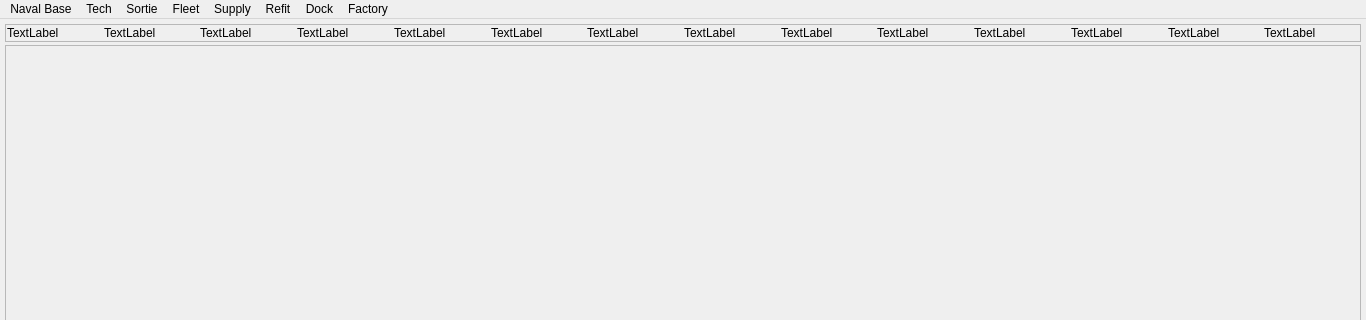
The window that FleetMemories/ClientGUI/ui/mainwindow.ui (ibicdlcod/GuoMuoRuoProject) describes before a commit, drawn with Qt 5; both pictures show x 0 to 1366 and y 0 to 320 of the 1366 by 768 pixel window.
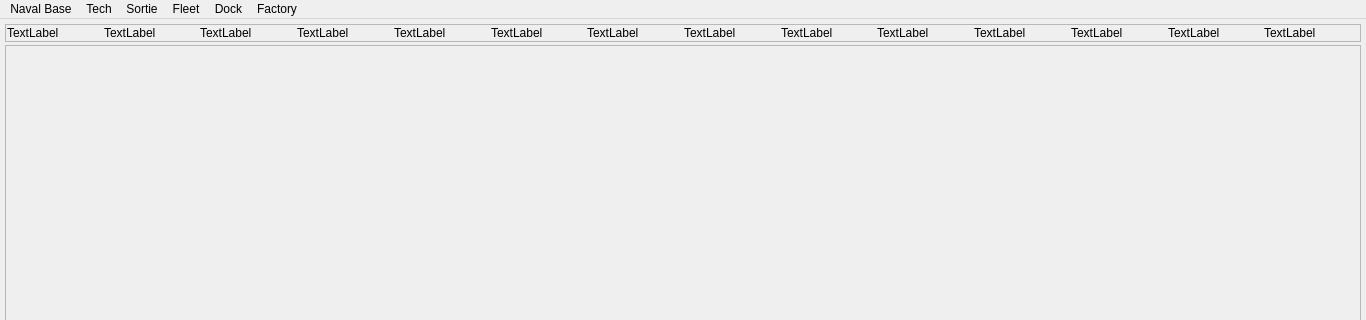
The same window after the commit.

What changed in the file:
```diff
--- a/FleetMemories/ClientGUI/ui/mainwindow.ui
+++ b/FleetMemories/ClientGUI/ui/mainwindow.ui
@@ -364,16 +364,6 @@
      <string id="menu-fleet">Fleet</string>
     </property>
    </widget>
-   <widget class="QMenu" name="menuSupply">
-    <property name="title">
-     <string id="menu-supply">Supply</string>
-    </property>
-   </widget>
-   <widget class="QMenu" name="menuRefit">
-    <property name="title">
-     <string id="menu-refit">Refit</string>
-    </property>
-   </widget>
    <widget class="QMenu" name="menuDock">
     <property name="title">
      <string id="menu-dock">Dock</string>
@@ -405,8 +395,6 @@
    <addaction name="menuTech"/>
    <addaction name="menuSortie"/>
    <addaction name="menuFleet"/>
-   <addaction name="menuSupply"/>
-   <addaction name="menuRefit"/>
    <addaction name="menuDock"/>
    <addaction name="menuFactory"/>
   </widget>
```
